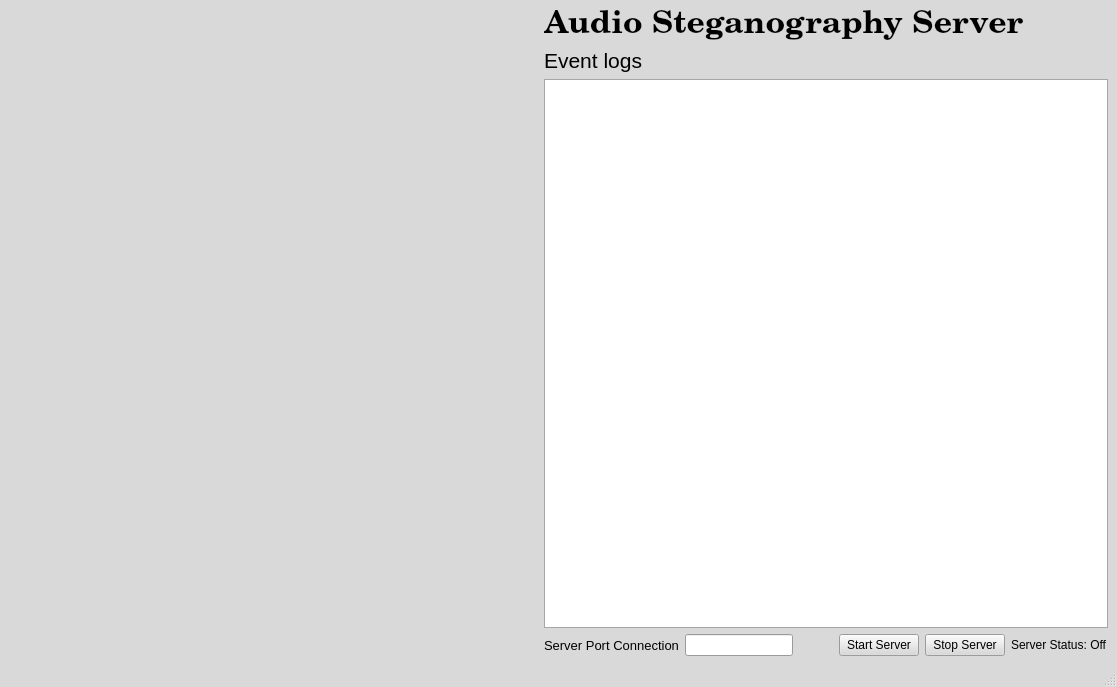
Above: src/ServerGUI.ui from jrgouws16/Audio-Steganograpy before the change. Below: the same form after it.
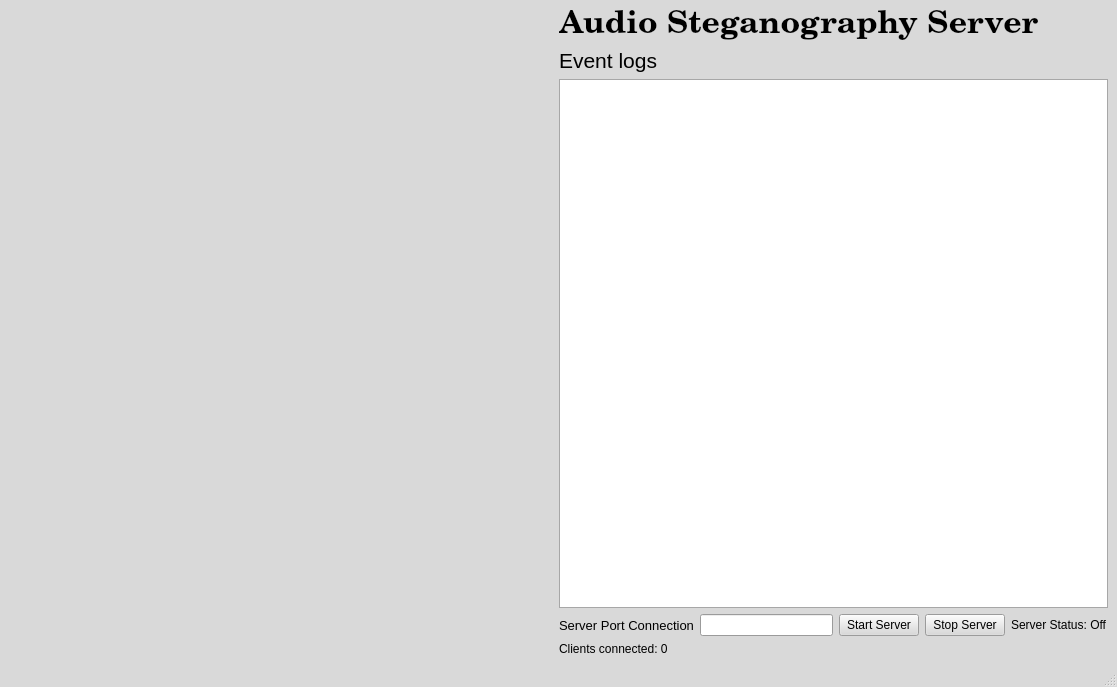
That is the form after the change.

Patch:
```diff
--- a/src/ServerGUI.ui
+++ b/src/ServerGUI.ui
@@ -619,19 +619,6 @@
             <item>
              <widget class="QLineEdit" name="lineEdit_port"/>
             </item>
-            <item>
-             <spacer name="horizontalSpacer">
-              <property name="orientation">
-               <enum>Qt::Horizontal</enum>
-              </property>
-              <property name="sizeHint" stdset="0">
-               <size>
-                <width>40</width>
-                <height>20</height>
-               </size>
-              </property>
-             </spacer>
-            </item>
             <item>
              <widget class="QPushButton" name="pushButton_start">
               <property name="text">
@@ -657,6 +644,13 @@
           </item>
          </layout>
         </item>
+        <item>
+         <widget class="QLabel" name="label_num_clients">
+          <property name="text">
+           <string>Clients connected: 0</string>
+          </property>
+         </widget>
+        </item>
        </layout>
       </item>
      </layout>
```
